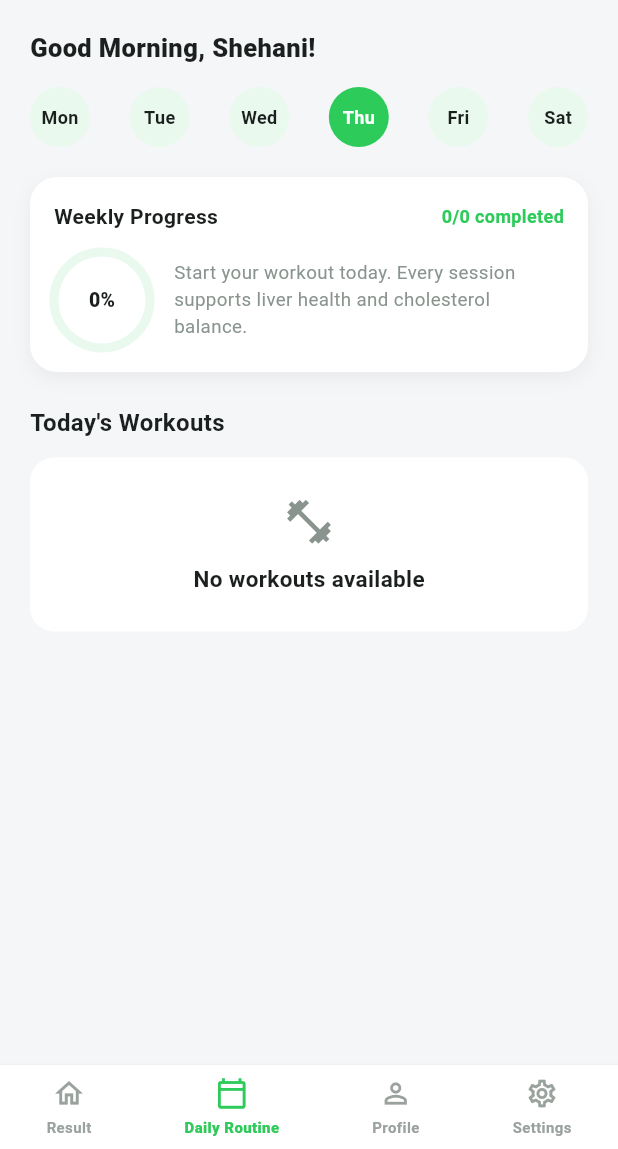
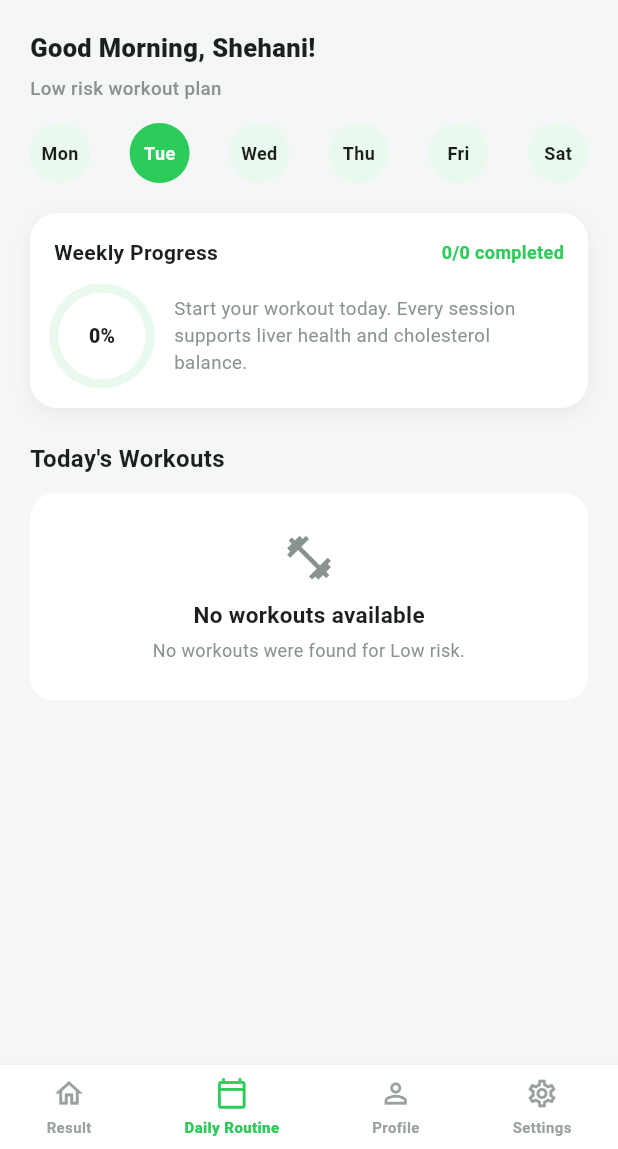
Before and after one commit to SandaliPerera2004/Happy-Liver, a Flutter app: the WorkoutPlanScreen screen opened directly, on a phone screen of 412 x 824 dp, the part 87-1236 px from its top. Run offline on Flutter 3.47's test engine with Material 3 defaults, Android fonts, the phone set to English and light mode, and no system bars; our stand-ins replace cloud_firestore, firebase_auth, firebase_core, firebase_storage, flutter_svg, google_sign_in and 3 more; accounts and stored records are empty; project files that could hold a hidden picture were left out.

Commit message:
Changed the day selector in workout plan match the actual day

```diff
--- a/lib/screens/dashboard/daily routine/workout_plan_screen.dart
+++ b/lib/screens/dashboard/daily routine/workout_plan_screen.dart
@@ -9,8 +9,31 @@ import 'package:happy_liver/widgets/bottom_navigation_bar.dart';
 import 'package:happy_liver/services/workout_progress_service.dart';
 
 class WorkoutPlanScreen extends StatefulWidget {
-  // TEMPORARY:
-  // Later this will come from the assessment results.
+  // ================================================================
+  // RISK LEVEL
+  // ================================================================
+  //
+  // The risk level comes from the assessment result.
+  //
+  // Valid values:
+  //   Low
+  //   Moderate
+  //   High
+  //
+  // These are actual risk levels, not workout difficulty levels.
+  //
+  // Firestore structure:
+  //
+  // workoutPlans
+  //   ├── low
+  //   │    └── exercises
+  //   ├── moderate
+  //   │    └── exercises
+  //   └── high
+  //        └── exercises
+  //
+  // ================================================================
+
   final String riskLevel;
 
   const WorkoutPlanScreen({
@@ -25,6 +48,10 @@ class WorkoutPlanScreen extends StatefulWidget {
 
 class _WorkoutPlanScreenState
     extends State<WorkoutPlanScreen> {
+  // ================================================================
+  // COLORS
+  // ================================================================
+
   static const Color _green =
   Color(0xFF2DCB59);
 
@@ -48,7 +75,7 @@ class _WorkoutPlanScreenState
   Color(0xFF1E1E1E);
 
   // ================================================================
-  // SIX DAYS
+  // SIX WORKOUT DAYS
   // ================================================================
 
   static const List<String> _days = [
@@ -60,24 +87,72 @@ class _WorkoutPlanScreenState
     'Sat',
   ];
 
-  // Thursday selected initially
-  int _selectedDayIndex = 3;
+  // ================================================================
+  // SELECTED DAY
+  // ================================================================
+  //
+  // The selected day is automatically set to TODAY.
+  //
+  // DateTime.weekday values:
+  //
+  // Monday    = 1
+  // Tuesday   = 2
+  // Wednesday = 3
+  // Thursday  = 4
+  // Friday    = 5
+  // Saturday  = 6
+  // Sunday    = 7
+  //
+  // Our list uses:
+  //
+  // Mon = 0
+  // Tue = 1
+  // Wed = 2
+  // Thu = 3
+  // Fri = 4
+  // Sat = 5
+  //
+  // Therefore:
+  //
+  // DateTime.now().weekday - 1
+  //
+  // gives the correct index for Monday-Saturday.
+  //
+  // Sunday is not part of the 6-day workout plan.
+  //
+  // ================================================================
+
+  int _selectedDayIndex =
+  DateTime.now().weekday <= 6
+      ? DateTime.now().weekday - 1
+      : 0;
+
+  // ================================================================
+  // SERVICES
+  // ================================================================
 
   final WorkoutService _workoutService =
   WorkoutService();
 
-  // Workout progress service
   final WorkoutProgressService _progressService =
   WorkoutProgressService();
 
-  // Store loaded workouts
+  // ================================================================
+  // DATA
+  // ================================================================
+
+  // Loaded workouts for the user's risk level.
   List<WorkoutModel> _workouts = [];
 
-  // Store today's progress
+  // Today's progress for each workout.
   Map<String, double> _todayProgress = {};
 
-  // Loading state for progress
+  // Loading state for progress.
   bool _progressLoading = true;
+
+  // ================================================================
+  // INIT STATE
+  // ================================================================
 
   @override
   void initState() {
@@ -127,6 +202,79 @@ class _WorkoutPlanScreenState
   Future<void> _refreshProgress() async {
     await _loadWorkoutProgress();
   }
+
+  // ================================================================
+  // NORMALIZE RISK LEVEL
+  // ================================================================
+  //
+  // Makes sure:
+  //
+  // HIGH     -> high
+  // Moderate -> moderate
+  // LOW      -> low
+  //
+  // This is useful because Firestore document names are lowercase.
+  //
+  // ================================================================
+
+  String _normalizedRiskLevel() {
+    final level =
+    widget.riskLevel.trim().toLowerCase();
+
+    switch (level) {
+      case 'high':
+        return 'high';
+
+      case 'moderate':
+      case 'medium':
+        return 'moderate';
+
+      case 'low':
+        return 'low';
+
+      default:
+      // If an unexpected value is received,
+      // use low as the safe default.
+        return 'low';
+    }
+  }
+
+  // ================================================================
+  // DISPLAY RISK LEVEL
+  // ================================================================
+
+  String _displayRiskLevel() {
+    switch (_normalizedRiskLevel()) {
+      case 'high':
+        return 'High';
+
+      case 'moderate':
+        return 'Moderate';
+
+      case 'low':
+      default:
+        return 'Low';
+    }
+  }
+
+  // ================================================================
+  // GET TODAY'S DAY NAME
+  // ================================================================
+
+  String _getTodayName() {
+    final weekday = DateTime.now().weekday;
+
+    if (weekday >= 1 && weekday <= 6) {
+      return _days[weekday - 1];
+    }
+
+    // Sunday is outside the 6-day workout plan.
+    return 'Sun';
+  }
+
+  // ================================================================
+  // BUILD
+  // ================================================================
 
   @override
   Widget build(BuildContext context) {
@@ -191,6 +339,26 @@ class _WorkoutPlanScreenState
                               color: isDarkMode
                                   ? Colors.white
                                   : _darkText,
+                            ),
+                          ),
+
+                          const SizedBox(
+                            height: 6,
+                          ),
+
+                          // ==================================================
+                          // RISK LEVEL
+                          // ==================================================
+
+                          Text(
+                            '${_displayRiskLevel()} risk workout plan',
+                            style: TextStyle(
+                              fontSize: 12.5,
+                              fontWeight:
+                              FontWeight.w500,
+                              color: isDarkMode
+                                  ? Colors.white60
+                                  : _grayText,
                             ),
                           ),
 
@@ -287,20 +455,54 @@ class _WorkoutPlanScreenState
       BuildContext context,
       bool isDarkMode,
       ) {
-    return FutureBuilder<
-        List<WorkoutModel>>(
+    // ================================================================
+    // GET NORMALIZED RISK LEVEL
+    // ================================================================
+
+    final String riskLevel =
+    _normalizedRiskLevel();
+
+    print('====================================');
+    print('WORKOUT PLAN');
+    print(
+      'ORIGINAL RISK LEVEL: ${widget.riskLevel}',
+    );
+    print(
+      'NORMALIZED RISK LEVEL: $riskLevel',
+    );
+    print(
+      'TODAY: ${_getTodayName()}',
+    );
+    print(
+      'FIRESTORE PATH: workoutPlans/$riskLevel/exercises',
+    );
+    print('====================================');
+
+    return FutureBuilder<List<WorkoutModel>>(
       future:
       _workoutService.getWorkoutsByLevel(
-        widget.riskLevel,
+        riskLevel,
       ),
       builder:
           (context, snapshot) {
+        // ============================================================
+        // DEBUG INFORMATION
+        // ============================================================
+
         print(
           '====================================',
         );
 
         print(
           'RISK LEVEL: ${widget.riskLevel}',
+        );
+
+        print(
+          'NORMALIZED LEVEL: $riskLevel',
+        );
+
+        print(
+          'TODAY: ${_getTodayName()}',
         );
 
         print(
@@ -408,12 +610,17 @@ class _WorkoutPlanScreenState
           );
         }
 
+        // ============================================================
+        // GET WORKOUTS
+        // ============================================================
+
         final workouts =
             snapshot.data ?? [];
 
-        // Save workouts locally
-        // so progress can be calculated
-        // using the actual workout IDs.
+        // ============================================================
+        // SAVE WORKOUTS LOCALLY
+        // ============================================================
+
         if (_workouts.isEmpty &&
             workouts.isNotEmpty) {
           WidgetsBinding.instance
@@ -473,6 +680,22 @@ class _WorkoutPlanScreenState
                         : _darkText,
                   ),
                 ),
+
+                const SizedBox(
+                  height: 5,
+                ),
+
+                Text(
+                  'No workouts were found for ${_displayRiskLevel()} risk.',
+                  textAlign:
+                  TextAlign.center,
+                  style: TextStyle(
+                    fontSize: 12,
+                    color: isDarkMode
+                        ? Colors.white60
+                        : _grayText,
+                  ),
+                ),
               ],
             ),
           );
@@ -501,17 +724,14 @@ class _WorkoutPlanScreenState
       ) {
     return Container(
       width: double.infinity,
-
       padding:
       const EdgeInsets.symmetric(
         horizontal: 16,
         vertical: 14,
       ),
-
       color: isDarkMode
           ? const Color(0xFFDFF3D8)
           : _lightGreenHeader,
-
       child: Row(
         children: [
           GestureDetector(
@@ -556,8 +776,7 @@ class _WorkoutPlanScreenState
       ) {
     return Row(
       mainAxisAlignment:
-      MainAxisAlignment
-          .spaceBetween,
+      MainAxisAlignment.spaceBetween,
       children: List.generate(
         _days.length,
             (index) {
@@ -652,9 +871,7 @@ class _WorkoutPlanScreenState
     (overallProgress * 100)
         .round();
 
-    // IMPORTANT:
-    // This is the number of workouts,
-    // NOT the number of days.
+    // Number of workouts loaded
     final int totalWorkouts =
         _workouts.length;
 
@@ -721,12 +938,6 @@ class _WorkoutPlanScreenState
                 )
               else
                 Text(
-                  // Example:
-                  // 0/4 completed
-                  // 1/4 completed
-                  // 2/4 completed
-                  // 3/4 completed
-                  // 4/4 completed
                   totalWorkouts == 0
                       ? '0/0 completed'
                       : '$completedCount/$totalWorkouts completed',
@@ -751,8 +962,7 @@ class _WorkoutPlanScreenState
 
           Row(
             crossAxisAlignment:
-            CrossAxisAlignment
-                .center,
+            CrossAxisAlignment.center,
             children: [
               SizedBox(
                 width: 64,
@@ -810,8 +1020,7 @@ class _WorkoutPlanScreenState
                   overallProgress >=
                       1.0
                       ? 'Great job! You completed all today\'s workouts. Keep it up!'
-                      : overallProgress >
-                      0
+                      : overallProgress > 0
                       ? 'You\'re making progress. Complete your remaining workouts to stay on track.'
                       : 'Start your workout today. Every session supports liver health and cholesterol balance.',
                   style:
@@ -928,8 +1137,7 @@ class _WorkoutPlanScreenState
 
         child: Column(
           crossAxisAlignment:
-          CrossAxisAlignment
-              .start,
+          CrossAxisAlignment.start,
           children: [
             // ========================================================
             // IMAGE
@@ -992,8 +1200,7 @@ class _WorkoutPlanScreenState
                       BoxDecoration(
                         color: _green,
                         shape:
-                        BoxShape
-                            .circle,
+                        BoxShape.circle,
                         border:
                         Border.all(
                           color:
```
